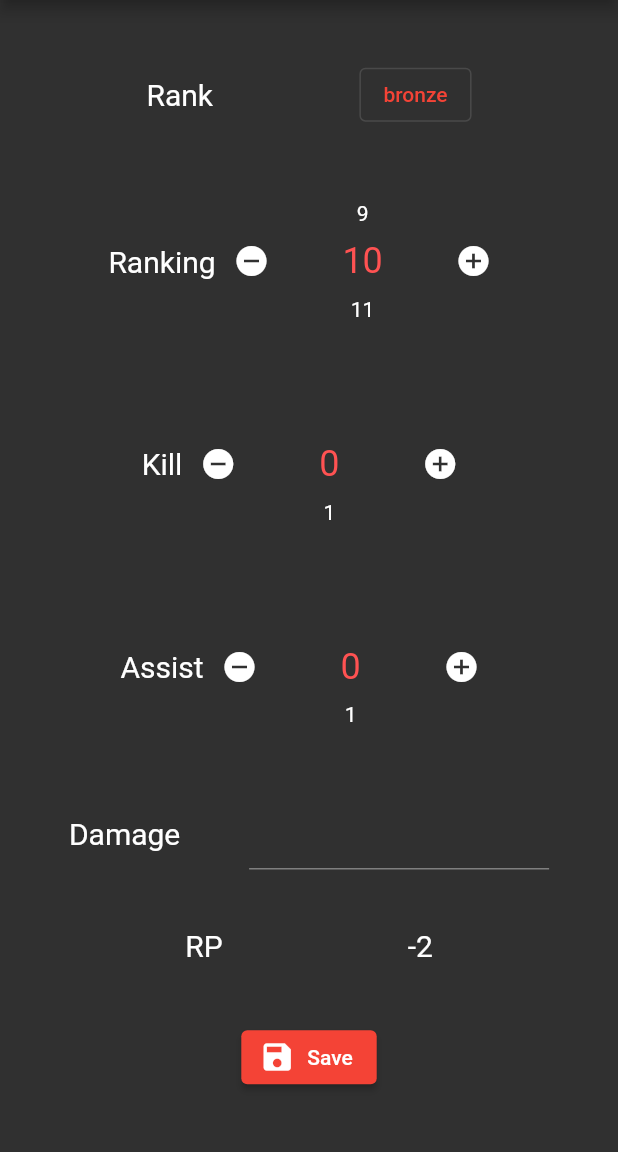
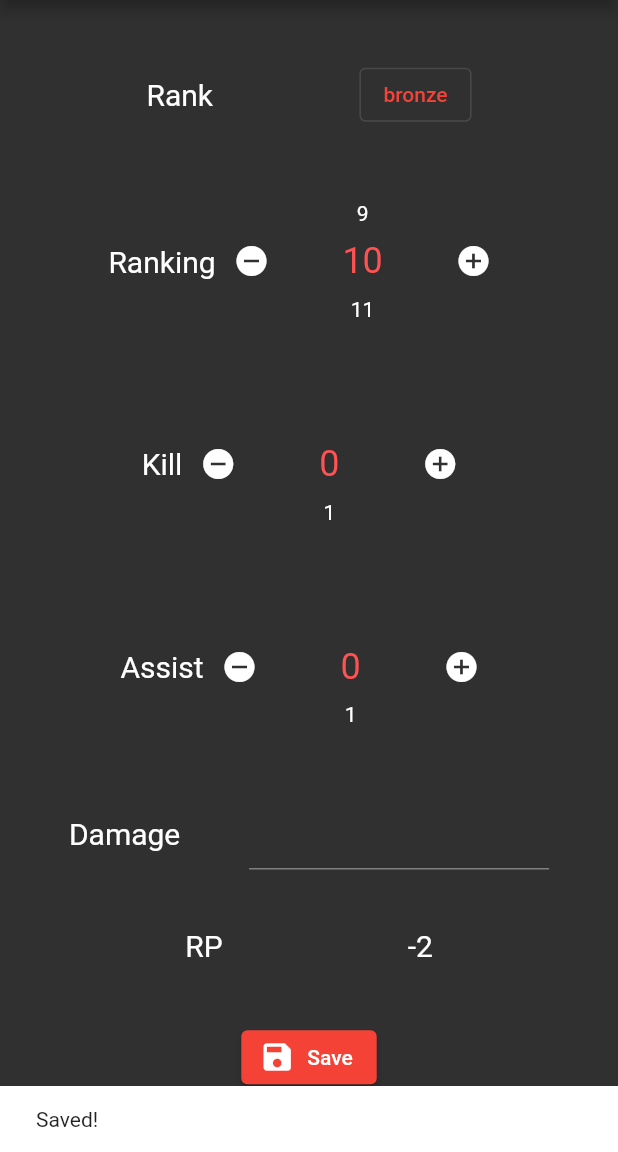
Before and after one commit to rayrain00/Apex-Legends-RP-counter, a Flutter app: the screen it shows after launch, after a tap on "Save", on a phone screen of 412 x 824 dp, the part 84-1236 px from its top. Run offline on Flutter 3.47's test engine with Material 2 defaults, Android fonts, the phone set to English and light mode, and no system bars; drawn by our look-alikes of numberpicker; our stand-ins replace shared_preferences; missing offline and left inert: flutter_picker.

Commit message:
add: snackbar when saved

```diff
--- a/lib/main.dart
+++ b/lib/main.dart
@@ -251,6 +251,9 @@ class _MyHomePageState extends State<MyHomePage> {
 
                 SharedPreferences prefs = await SharedPreferences.getInstance();
                 prefs.setString(RECORD_KEY, jsonEncode(record.toJson()));
+                ScaffoldMessenger.of(context).showSnackBar(SnackBar(
+                  content: const Text('Saved!'),
+                ));
               },
               icon: Icon(Icons.save),
               label: const Text('Save'),
```
